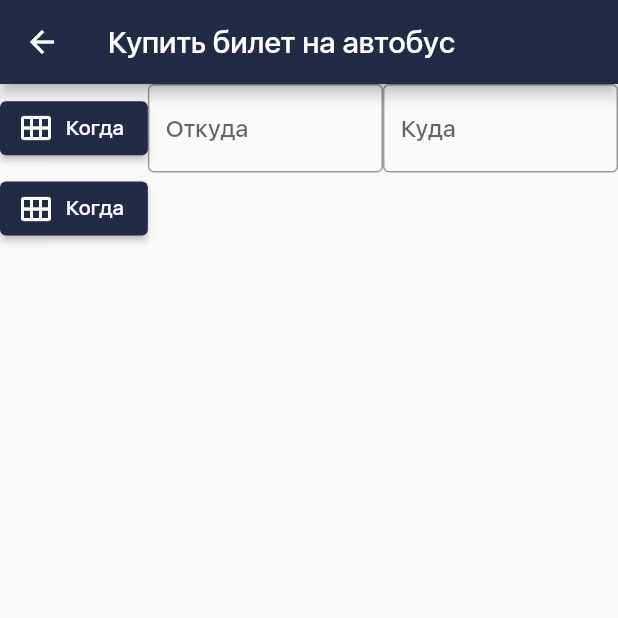
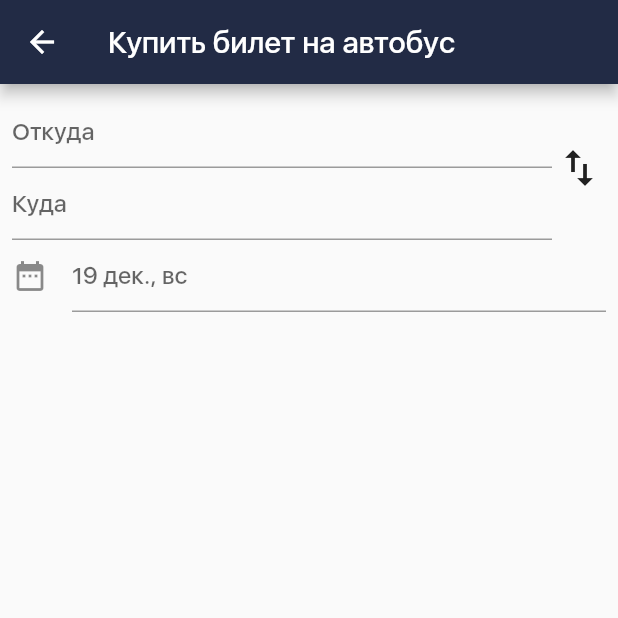
Before and after one commit to efremovich/cargo, a Flutter app: the MySearchingWidget screen opened by its route, on a phone screen of 412 x 824 dp, the top half of it. Run offline on Flutter 3.47's test engine with Material 2 defaults, Android fonts, the phone set to English and light mode, and no system bars; our stand-ins replace flutter_svg; generated files the repository leaves out were written again; project files that could hold a hidden picture were left out.

Commit message:
Дата пикер и инпуты

```diff
--- a/lib/src/serching/components/date_picker_widget.dart
+++ b/lib/src/serching/components/date_picker_widget.dart
@@ -1,6 +1,5 @@
 import 'package:flutter/material.dart';
 import 'package:intl/intl.dart';
-import 'package:intl/date_symbol_data_local.dart';
 
 class DatePickerClass extends StatefulWidget {
   const DatePickerClass({Key? key}) : super(key: key);
@@ -11,8 +10,8 @@ class DatePickerClass extends StatefulWidget {
 
 class _DatePickerClassState extends State<DatePickerClass> {
   DateTime selectedDate = DateTime.now();
-  DateFormat dateFormat = DateFormat.MMMMd("ru");
-  String titleDate = "Когда";
+  DateFormat dateFormat = DateFormat("dd MMM, EEE", "ru");
+  String titleDate = DateFormat("dd MMM, EEE", "ru").format(DateTime.now());
 
   _selectDate(BuildContext context) async {
     final DateTime? picked = await showDatePicker(
@@ -34,14 +33,13 @@ class _DatePickerClassState extends State<DatePickerClass> {
   Widget build(BuildContext context) {
     return Column(
       children: [
-        Row(
-          children: [
-            ElevatedButton.icon(
-              onPressed: () => _selectDate(context),
-              label: Text(titleDate),
-              icon: const Icon(Icons.calendar_view_month_rounded),
-            ),
-          ],
+        TextField(
+          readOnly: true,
+          onTap: () => _selectDate(context),
+          decoration: InputDecoration(
+            icon: const Icon(Icons.date_range),
+            hintText: titleDate,
+          ),
         ),
       ],
     );
--- a/lib/src/serching/seraching_widget.dart
+++ b/lib/src/serching/seraching_widget.dart
@@ -1,10 +1,10 @@
 import 'package:cargo/src/serching/components/date_picker_widget.dart';
-import 'package:cargo/src/welcome/welcome_widget.dart';
 import 'package:flutter/material.dart';
 
 class MySearchingWidget extends StatefulWidget {
-  @override
-  const MySearchingWidget({Key? key}) : super(key: key);
+  const MySearchingWidget({
+    Key? key,
+  }) : super(key: key);
   static const routeName = '/searchingTikets';
 
   @override
@@ -14,34 +14,51 @@ class MySearchingWidget extends StatefulWidget {
 class _MySearchingWidgetState extends State<MySearchingWidget> {
   DateTime selectedDate = DateTime.now();
 
+  final String from = "Откуда";
+  final String where = "Куда";
   @override
   Widget build(BuildContext context) {
     return Scaffold(
       appBar: AppBar(
         title: const Text("Купить билет на автобус"),
       ),
-      body: Column(
-        children: [
+      body: Padding(
+        padding: const EdgeInsets.all(8.0),
+        child: Column(children: [
           Row(
             children: [
-              Column(
-                children: [
-                  DatePickerClass(),
-                ],
+              Expanded(
+                child: Column(
+                  children: [
+                    SelectCityWidget(hintText: from),
+                    SelectCityWidget(hintText: where),
+                  ],
+                ),
+                flex: 10,
               ),
-              SelecCityWidget(hintText: "Откуда"),
-              SelecCityWidget(hintText: "Куда"),
+              Expanded(
+                child: GestureDetector(
+                  onTap: () {
+                    print("hi");
+                  },
+                  child: const Icon(
+                    Icons.import_export,
+                    semanticLabel: "Поменять местами",
+                    size: 32,
+                  ),
+                ),
+              ),
             ],
           ),
-          DatePickerClass(),
-        ],
+          const DatePickerClass()
+        ]),
       ),
     );
   }
 }
 
-class SelecCityWidget extends StatelessWidget {
-  const SelecCityWidget({
+class SelectCityWidget extends StatelessWidget {
+  const SelectCityWidget({
     Key? key,
     required this.hintText,
   }) : super(key: key);
@@ -50,12 +67,9 @@ class SelecCityWidget extends StatelessWidget {
 
   @override
   Widget build(BuildContext context) {
-    return Expanded(
-      child: TextField(
-        decoration: InputDecoration(
-          border: const OutlineInputBorder(),
-          hintText: hintText,
-        ),
+    return TextField(
+      decoration: InputDecoration(
+        hintText: hintText,
       ),
     );
   }
```
